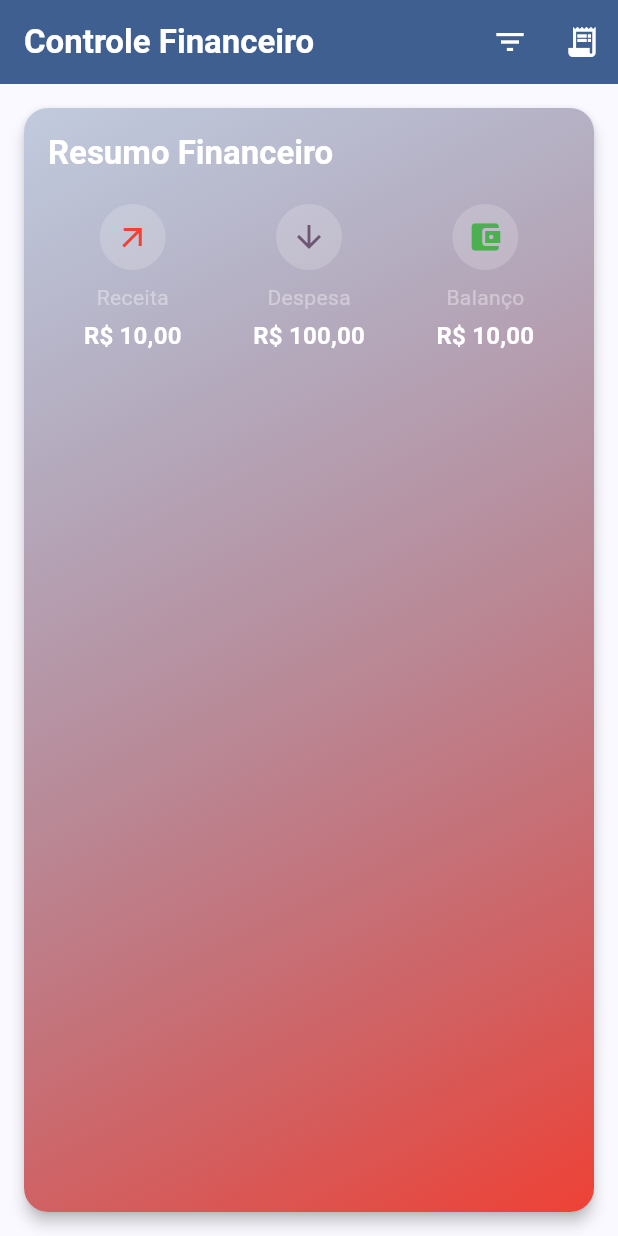
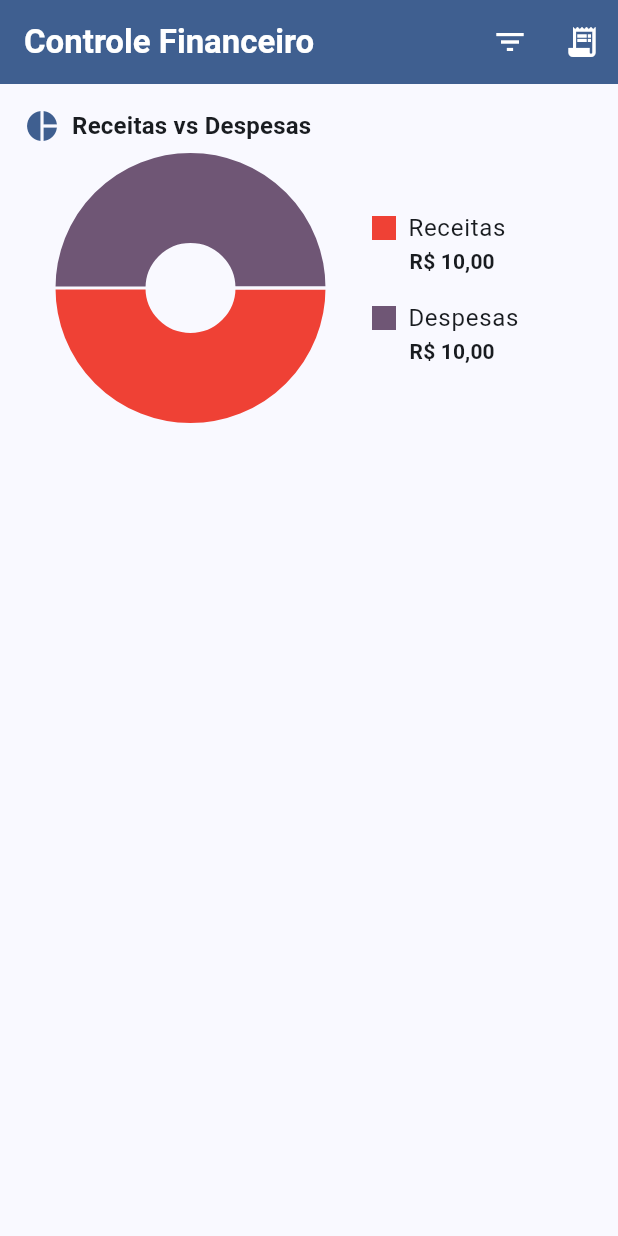
Before and after one commit to ThierryYama/SistemaFinanceiro, a Flutter app: the screen it shows after launch, on a phone screen of 412 x 824 dp. Run offline on Flutter 3.47's test engine with Material 3 defaults, Android fonts, the phone set to English and light mode, and no system bars; drawn by our look-alikes of fl_chart.

Commit message:
feat: widgets carrosel e chart

```diff
--- a/lib/ui/view/home_screen.dart
+++ b/lib/ui/view/home_screen.dart
@@ -1,4 +1,5 @@
 import 'package:financeiro/ui/widgets/summary_card.dart';
+import 'package:financeiro/ui/widgets/summary_chart.dart';
 import 'package:flutter/material.dart';
 
 class HomeScreen extends StatefulWidget {
@@ -44,7 +45,7 @@ class _HomeScreenState extends State<HomeScreen> {
           ),
         ],
       ),
-      body: SummaryCard(totalIncome: 10, totalExpense: 100, balance: 10),
+      body: SummaryChart(totalIncome: 10, totalExpense: 10),
     );
   }
 }
--- /dev/null
+++ b/lib/ui/widgets/summary_chart.dart
@@ -0,0 +1,151 @@
+import 'package:financeiro/utils/formatter.dart';
+import 'package:fl_chart/fl_chart.dart';
+import 'package:flutter/material.dart';
+
+class SummaryChart extends StatelessWidget {
+  final double totalIncome;
+  final double totalExpense;
+
+  const SummaryChart(
+      {super.key, required this.totalIncome, required this.totalExpense});
+
+  @override
+  Widget build(BuildContext context) {
+    return Column(
+      children: [
+        Padding(
+          padding: const EdgeInsets.all(16.0),
+          child: Row(
+            children: [
+              Icon(
+                Icons.pie_chart,
+                color: Theme.of(context).colorScheme.primary,
+              ),
+              const SizedBox(width: 8),
+              Text(
+                'Receitas vs Despesas',
+                style: Theme.of(
+                  context,
+                ).textTheme.titleMedium?.copyWith(fontWeight: FontWeight.bold),
+              ),
+            ],
+          ),
+        ),
+        if (totalIncome == 0 && totalExpense == 0)
+          _buildEmptyState(context)
+        else
+          Container(
+            height: 160,
+            padding: const EdgeInsets.all(16.0),
+            child: Row(
+              children: [
+                Expanded(flex: 3, child: _buildPieChart(context)),
+                const SizedBox(width: 10),
+                Expanded(
+                  flex: 2,
+                  child: Column(
+                    mainAxisAlignment: MainAxisAlignment.center,
+                    children: [
+                      _buildLegendItem(
+                        context,
+                        'Receitas',
+                        Theme.of(context).colorScheme.secondary,
+                        totalIncome,
+                      ),
+                      const SizedBox(height: 16),
+                      _buildLegendItem(context, 'Despesas',
+                          Theme.of(context).colorScheme.tertiary, totalExpense),
+                    ],
+                  ),
+                ),
+              ],
+            ),
+          ),
+      ],
+    );
+  }
+
+  Widget _buildPieChart(BuildContext context) {
+    return PieChart(
+      PieChartData(
+        sectionsSpace: 2,
+        centerSpaceRadius: 30,
+        sections: [
+          PieChartSectionData(
+            value: totalIncome,
+            title: '',
+            radius: 60,
+            color: Theme.of(context).colorScheme.secondary,
+            showTitle: false,
+          ),
+          PieChartSectionData(
+            value: totalExpense,
+            title: '',
+            radius: 60,
+            color: Theme.of(context).colorScheme.tertiary,
+            showTitle: false,
+          ),
+        ],
+        borderData: FlBorderData(show: false),
+        pieTouchData: PieTouchData(enabled: false),
+      ),
+    );
+  }
+
+  Widget _buildLegendItem(
+    BuildContext context,
+    String title,
+    Color color,
+    double amount,
+  ) {
+    return Column(
+      crossAxisAlignment: CrossAxisAlignment.start,
+      children: <Widget>[
+        Row(
+          children: [
+            Container(width: 16, height: 16, color: color),
+            const SizedBox(width: 8),
+            Expanded(
+              child: Text(title, style: Theme.of(context).textTheme.bodyLarge),
+            ),
+          ],
+        ),
+        Row(
+          mainAxisAlignment: MainAxisAlignment.start,
+          children: [
+            const SizedBox(width: 25),
+            Text(
+              Formatter.formatCurrency(amount),
+              style: Theme.of(
+                context,
+              ).textTheme.titleSmall?.copyWith(fontWeight: FontWeight.bold),
+            ),
+          ],
+        ),
+      ],
+    );
+  }
+
+  Widget _buildEmptyState(BuildContext context) {
+    return Container(
+      height: 200,
+      alignment: Alignment.center,
+      child: Column(
+        mainAxisAlignment: MainAxisAlignment.center,
+        children: [
+          Icon(Icons.insert_chart, size:48, color: Colors.grey[400]),
+          const SizedBox(height: 16),
+          Text(
+            'Sem transações cadastradas',
+            style: Theme.of(context).textTheme.bodyMedium?.copyWith(color: Colors.grey[600]),
+          ),
+          const SizedBox(height: 8),
+          Text(
+            'Adicione transações para visualizar o gráfico',
+            style: Theme.of(context).textTheme.bodySmall?.copyWith(color: Colors.grey[600]),
+          ),
+        ],
+      ),
+    );
+  }
+}
```
Also changed, not shown: lib/ui/widgets/summary_carousel.dart (added, +137 -0 lines), pubspec.lock.
